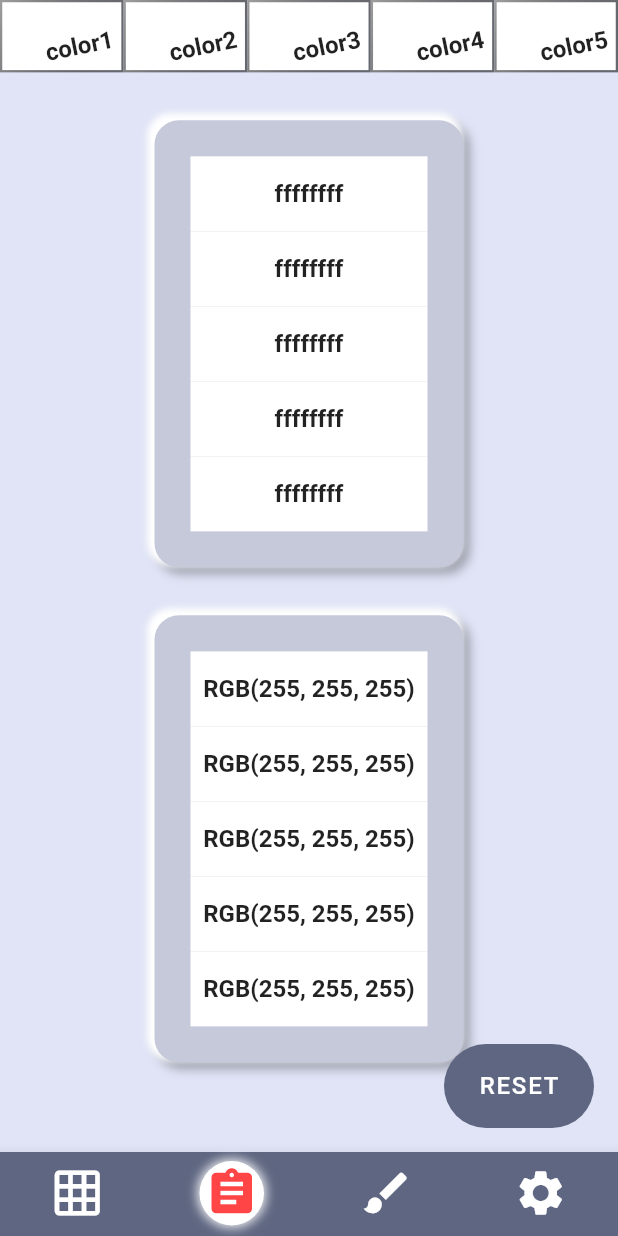
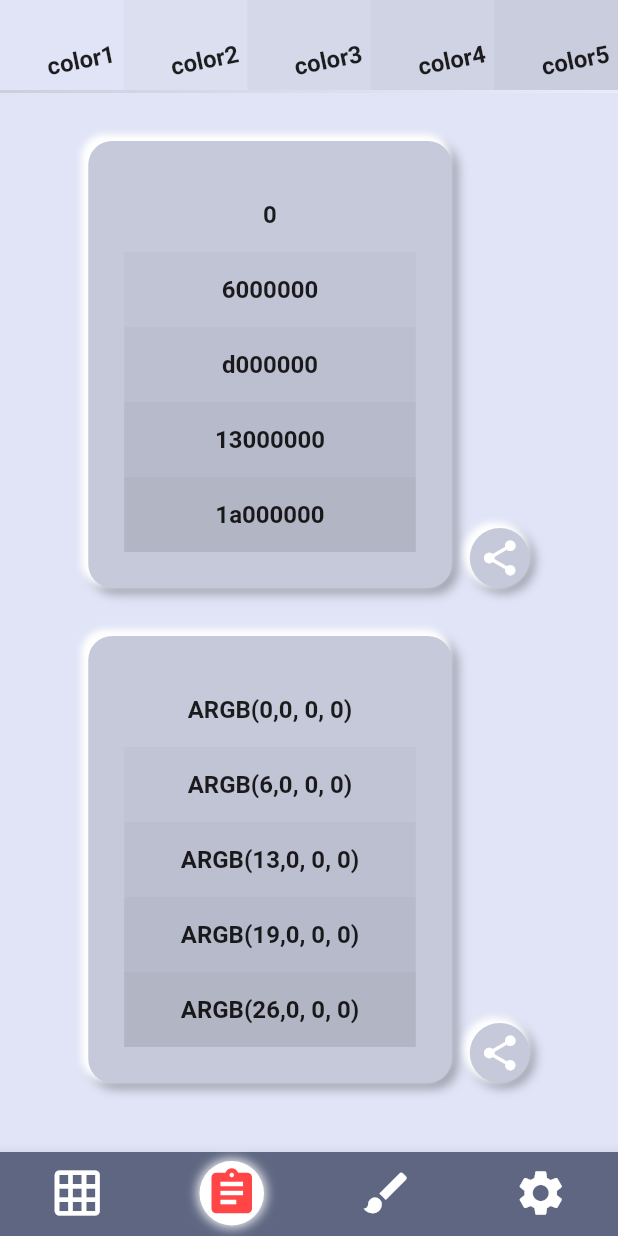
Before and after one commit to shogoisaji/colasol, a Flutter app: the screen it shows after launch, item 2 of the bottom bar chosen, on a phone screen of 412 x 824 dp. Run offline on Flutter 3.47's test engine with Material 2 defaults, Android fonts, the phone set to English and light mode, and no system bars; our stand-ins replace flutter_riverpod, riverpod_annotation, share_plus; generated files the repository leaves out were written again; Roboto replaces fonts that are missing (NotoSansJP).

Commit message:
20231001

```diff
--- a/lib/pages/color_list_page.dart
+++ b/lib/pages/color_list_page.dart
@@ -3,22 +3,42 @@
 import 'package:colasol/utils/color_util.dart';
 import 'package:flutter/material.dart';
 import 'package:flutter_riverpod/flutter_riverpod.dart';
+import 'package:share_plus/share_plus.dart';
 
-class ColorListPagge extends ConsumerWidget {
-  const ColorListPagge({super.key});
+class ColorListPage extends ConsumerWidget {
+  const ColorListPage({super.key});
 
   @override
   Widget build(BuildContext context, WidgetRef ref) {
+    // now phone only
+    void _onShare(BuildContext context) {
+      var selectedColors = ref.watch(selectedColorsProvider);
+      String shareText = '';
+      for (Color color in selectedColors.values) {
+        shareText = '$shareText$color\n';
+      }
+      Share.share(
+        shareText,
+      );
+    }
+
     return SingleChildScrollView(
       child: Column(
         children: [
           const SizedBox(
             height: 32,
           ),
+          Row(
+              crossAxisAlignment: CrossAxisAlignment.end,
+              mainAxisAlignment: MainAxisAlignment.center,
+              children: [
                 Container(
                   height: 298,
-            width: MediaQuery.of(context).size.width / 2,
+                  width: MediaQuery.of(context).size.width / 1.7,
                   padding: const EdgeInsets.all(24),
+                  constraints: const BoxConstraints(
+                    maxWidth: 500,
+                  ),
                   decoration: BoxDecoration(
                       borderRadius: BorderRadius.circular(16),
                       color: MyTheme.lightGrey1,
@@ -42,8 +62,8 @@
                         child: ListView.builder(
                           itemCount: 5,
                           itemBuilder: (BuildContext context, int index) {
-                      Color selectedColor =
-                          ref.watch(selectedColorsProvider)['color${index + 1}']
+                            Color selectedColor = ref.watch(
+                                    selectedColorsProvider)['color${index + 1}']
                                 as Color;
                             return Align(
                               child: Container(
@@ -62,12 +82,53 @@
                   ),
                 ),
                 const SizedBox(
+                  width: 12,
+                ),
+                InkWell(
+                  onTap: () {
+                    _onShare(context);
+                  },
+                  child: Container(
+                      width: 40,
+                      height: 40,
+                      decoration: BoxDecoration(
+                          borderRadius: BorderRadius.circular(20),
+                          color: MyTheme.lightGrey1,
+                          boxShadow: [
+                            BoxShadow(
+                              color: Colors.black.withOpacity(0.3),
+                              spreadRadius: 1.0,
+                              blurRadius: 5,
+                              offset: const Offset(2.5, 2.5),
+                            ),
+                            BoxShadow(
+                              color: Colors.white.withOpacity(1.0),
+                              spreadRadius: 1.5,
+                              blurRadius: 3,
+                              offset: const Offset(-2.5, -2.5),
+                            ),
+                          ]),
+                      child: const Icon(
+                        Icons.share,
+                        color: Colors.white,
+                        size: 28,
+                      )),
+                )
+              ]),
+          const SizedBox(
             height: 32,
           ),
+          Row(
+            crossAxisAlignment: CrossAxisAlignment.end,
+            mainAxisAlignment: MainAxisAlignment.center,
+            children: [
               Container(
                 height: 298,
-            width: MediaQuery.of(context).size.width / 2,
+                width: MediaQuery.of(context).size.width / 1.7,
                 padding: const EdgeInsets.all(24),
+                constraints: const BoxConstraints(
+                  maxWidth: 500,
+                ),
                 decoration: BoxDecoration(
                     borderRadius: BorderRadius.circular(16),
                     color: MyTheme.lightGrey1,
@@ -91,8 +152,8 @@
                       child: ListView.builder(
                         itemCount: 5,
                         itemBuilder: (BuildContext context, int index) {
-                      Color selectedColor =
-                          ref.watch(selectedColorsProvider)['color${index + 1}']
+                          Color selectedColor = ref.watch(
+                                  selectedColorsProvider)['color${index + 1}']
                               as Color;
                           return Align(
                             child: Container(
@@ -100,7 +161,7 @@
                                 color: selectedColor,
                                 child: Center(
                                   child: Text(
-                                'RGB(${selectedColor.red}, ${selectedColor.green}, ${selectedColor.blue})',
+                                    'ARGB(${selectedColor.alpha},${selectedColor.red}, ${selectedColor.green}, ${selectedColor.blue})',
                                   ),
                                 )),
                           );
@@ -110,6 +171,44 @@
                   ],
                 ),
               ),
+              const SizedBox(
+                width: 12,
+              ),
+              InkWell(
+                onTap: () {
+                  _onShare(context);
+                },
+                child: Container(
+                    width: 40,
+                    height: 40,
+                    decoration: BoxDecoration(
+                        borderRadius: BorderRadius.circular(20),
+                        color: MyTheme.lightGrey1,
+                        boxShadow: [
+                          BoxShadow(
+                            color: Colors.black.withOpacity(0.3),
+                            spreadRadius: 1.0,
+                            blurRadius: 5,
+                            offset: const Offset(2.5, 2.5),
+                          ),
+                          BoxShadow(
+                            color: Colors.white.withOpacity(1.0),
+                            spreadRadius: 1.5,
+                            blurRadius: 3,
+                            offset: const Offset(-2.5, -2.5),
+                          ),
+                        ]),
+                    child: const Icon(
+                      Icons.share,
+                      color: Colors.white,
+                      size: 28,
+                    )),
+              )
+            ],
+          ),
+          const SizedBox(
+            height: 32,
+          ),
         ],
       ),
     );
--- a/lib/pages/main_page.dart
+++ b/lib/pages/main_page.dart
@@ -41,8 +41,7 @@
         decoration: BoxDecoration(
             borderRadius: BorderRadius.circular(32), color: MyTheme.blueGrey),
         child: Visibility(
-          visible: ref.watch(bottomNavigationBarIndexProvider) == 0 ||
-              ref.watch(bottomNavigationBarIndexProvider) == 1,
+          visible: ref.watch(bottomNavigationBarIndexProvider) == 0,
           child: FloatingActionButton(
             hoverColor: Colors.transparent,
             hoverElevation: 0,
@@ -86,7 +85,7 @@
           children: [
             SizedBox(
               width: MediaQuery.of(context).size.width,
-              height: 40 + (MediaQuery.of(context).size.width / 50),
+              height: 60,
               child: ListView.builder(
                   scrollDirection: Axis.horizontal,
                   itemCount: 5,
@@ -98,21 +97,8 @@
                             .setColor('color${index + 1}', color);
                       },
                       builder: (context, candidateData, rejectedData) =>
-                          // gradation border container
                           Container(
                         width: MediaQuery.of(context).size.width / 5,
-                        padding: const EdgeInsets.all(1.5),
-                        decoration: const BoxDecoration(
-                          gradient: LinearGradient(
-                            begin: Alignment.topLeft,
-                            end: Alignment.bottomRight,
-                            colors: [
-                              Colors.grey,
-                              Colors.black54,
-                            ],
-                          ),
-                        ),
-                        child: Container(
                         decoration: BoxDecoration(
                           color: ref.watch(
                               selectedColorsProvider)['color${index + 1}'],
@@ -126,14 +112,28 @@
                               ),
                             )),
                       ),
-                      ),
                     );
                   }),
             ),
+            Container(
+                width: double.infinity,
+                height: 2,
+                decoration: BoxDecoration(
+                    // border: Border(
+                    // top: BorderSide(color: Colors.white, width: 0.5),
+                    // ),
+                    gradient: LinearGradient(
+                  colors: [
+                    Colors.grey.withOpacity(0.3),
+                    Colors.white.withOpacity(0.3)
+                  ],
+                  begin: Alignment.topLeft,
+                  end: Alignment.bottomRight,
+                ))),
             Expanded(
               child: PageView(controller: _pageViewController, children: [
                 ColorSelectPage(),
-                ColorListPagge(),
+                ColorListPage(),
                 ColorTestPagge(),
                 SettingPage(),
               ]),
--- a/lib/state/state.dart
+++ b/lib/state/state.dart
@@ -9,21 +9,21 @@
 class SelectedColors extends _$SelectedColors {
   @override
   Map<String, Color> build() => {
-        'color1': Colors.white,
-        'color2': Colors.white,
-        'color3': Colors.white,
-        'color4': Colors.white,
-        'color5': Colors.white,
+        'color1': Colors.black.withOpacity(0.0),
+        'color2': Colors.black.withOpacity(0.025),
+        'color3': Colors.black.withOpacity(0.05),
+        'color4': Colors.black.withOpacity(0.075),
+        'color5': Colors.black.withOpacity(0.1),
       };
 
   void setColor(String index, Color color) => state[index] = color;
 
   void resetColor() => state = {
-        'color1': Colors.white,
-        'color2': Colors.white,
-        'color3': Colors.white,
-        'color4': Colors.white,
-        'color5': Colors.white,
+        'color1': Colors.black.withOpacity(0.0),
+        'color2': Colors.black.withOpacity(0.025),
+        'color3': Colors.black.withOpacity(0.05),
+        'color4': Colors.black.withOpacity(0.075),
+        'color5': Colors.black.withOpacity(0.1),
       };
 }
 
--- a/lib/theme/color_theme.dart
+++ b/lib/theme/color_theme.dart
@@ -6,8 +6,8 @@
   static Color grey = const Color(0xFFD9D9D9);
   static Color lightGrey1 = const Color(0xFFC6C9DA);
   static Color lightGrey2 = const Color(0xFFE0E4F6);
+  static Color blue = const Color(0xFF3F68FB);
 
   static Color orange = const Color(0xFFFF974C);
   static Color lightBlue = const Color(0xFFD5E3FF);
-  static Color blue = const Color(0xFF9DBFFF);
 }
--- a/pubspec.yaml
+++ b/pubspec.yaml
@@ -4,7 +4,7 @@
 version: 1.0.0+1
 
 environment:
-  sdk: ">=3.1.2 <4.0.0"
+  sdk: ">=3.1.0 <4.0.0"
 
 dependencies:
   flutter:
@@ -13,6 +13,7 @@
   riverpod_annotation:
 
   cupertino_icons: ^1.0.2
+  share_plus: ^7.1.0
 
 dev_dependencies:
   flutter_test:
```
Also changed, not shown: pubspec.lock, 6 other files. Lines whose indentation alone changed are shown as unchanged.
